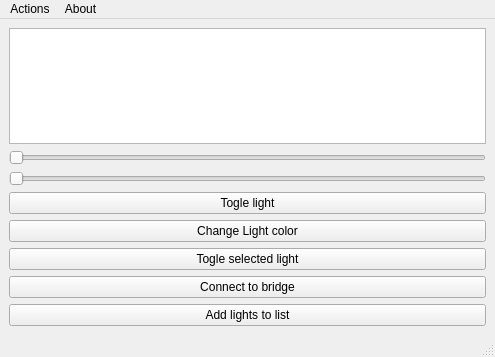
First picture: the form in GUI/PhilipsHueGUI/mainwindow.ui, repository BOB450/OpenHue, before the edit.
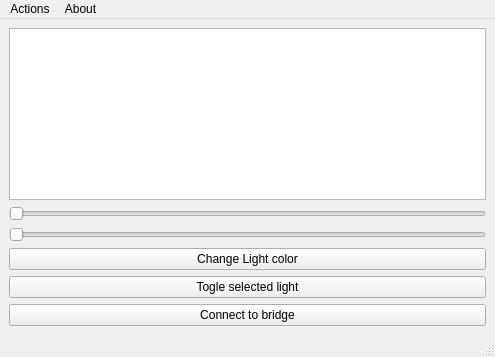
Second picture: the form after the edit.

Commit message: new refresh menu bar working

What changed in the file:
```diff
--- a/GUI/PhilipsHueGUI/mainwindow.ui
+++ b/GUI/PhilipsHueGUI/mainwindow.ui
@@ -40,30 +40,16 @@
       </property>
      </widget>
     </item>
-    <item row="6" column="0">
+    <item row="5" column="0">
      <widget class="QPushButton" name="pushButton_4">
       <property name="text">
        <string>Togle selected light</string>
       </property>
      </widget>
     </item>
-    <item row="8" column="0">
-     <widget class="QPushButton" name="pushButton_3">
-      <property name="text">
-       <string>Add lights to list</string>
-      </property>
-     </widget>
-    </item>
     <item row="1" column="0">
      <widget class="QListWidget" name="listWidget"/>
     </item>
-    <item row="4" column="0">
-     <widget class="QPushButton" name="pushButton_2">
-      <property name="text">
-       <string>Togle light</string>
-      </property>
-     </widget>
-    </item>
     <item row="2" column="0">
      <widget class="QSlider" name="horizontalSlider">
       <property name="toolTip">
@@ -77,14 +63,14 @@
       </property>
      </widget>
     </item>
-    <item row="5" column="0">
+    <item row="4" column="0">
      <widget class="QPushButton" name="pushButton_5">
       <property name="text">
        <string>Change Light color</string>
       </property>
      </widget>
     </item>
-    <item row="7" column="0">
+    <item row="6" column="0">
      <widget class="QPushButton" name="pushButton">
       <property name="text">
        <string>Connect to bridge</string>
```
Left out of the diff: 6 changed lines with no effect on the pictures. The commit also changes 2 other files.
